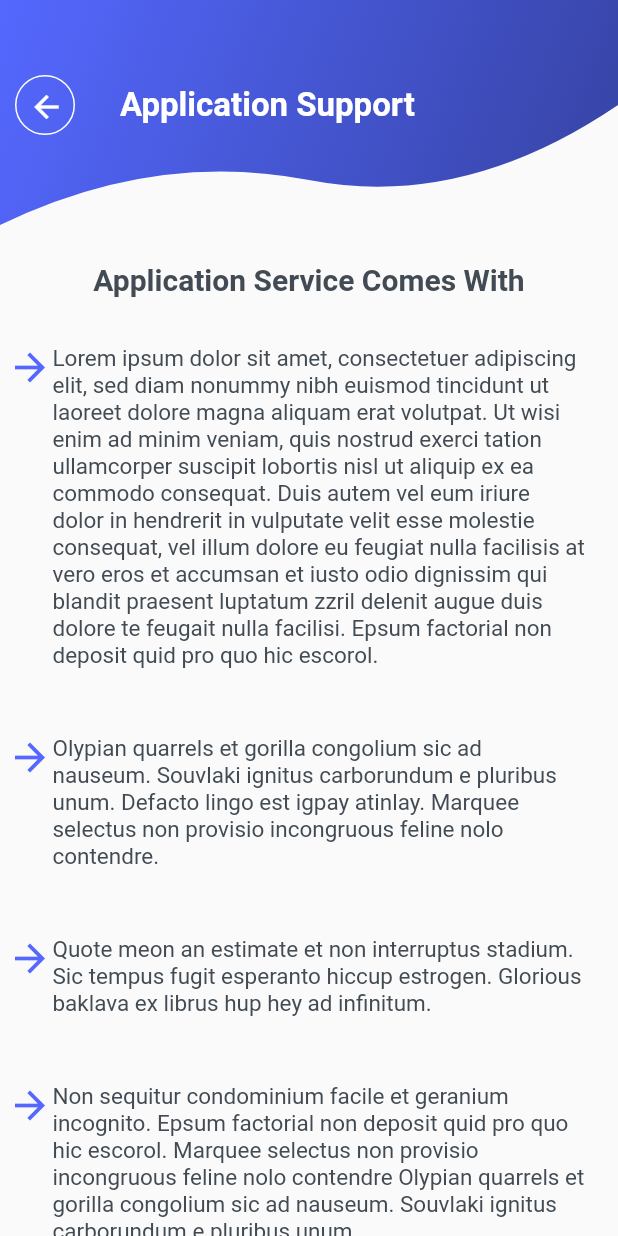
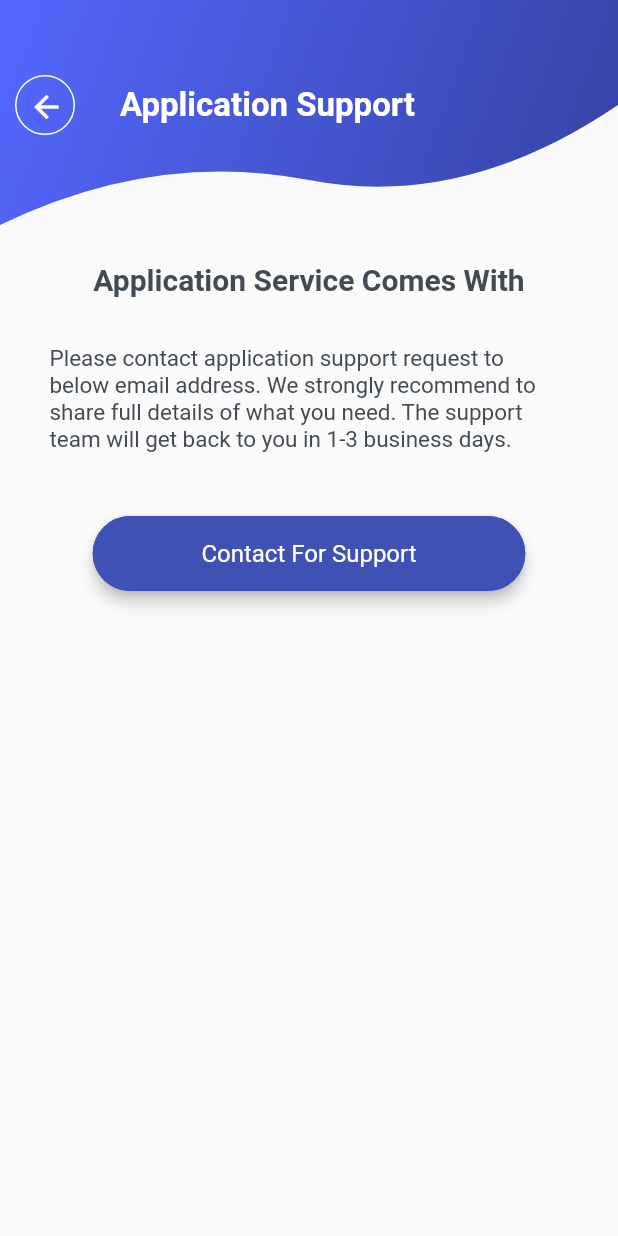
Before and after one commit to GTS-Infosoft-LLP/pgmp4u_gts, a Flutter app: the ApplicationSupportPage screen opened directly, on a phone screen of 412 x 824 dp. Run offline on Flutter 3.47's test engine with Material 2 defaults, Android fonts, the light colour scheme and no system bars; our stand-ins replace cloud_firestore, firebase_auth, firebase_core, firebase_database, firebase_messaging, flutter_local_notifications and 13 more; missing offline and left inert: cloud_firestore_web, firebase_auth_web, firebase_core_web, firebase_messaging_web, firebase_storage_web, flutter_email_sender and 5 more; accounts and stored records are empty; Roboto replaces fonts that are missing (NunitoSans, Raleway).

Commit message:
composer of mail and ui fix

```diff
--- a/lib/Models/options_model.dart
+++ b/lib/Models/options_model.dart
@@ -8,7 +8,8 @@ enum homeOption {
   flashCard,
   domainWise,
   lissonsLearn,
-  about
+  about,
+  challengers
 }
 
 class OptionsItem {
--- a/lib/Screens/home_view/application_support.dart
+++ b/lib/Screens/home_view/application_support.dart
@@ -1,4 +1,6 @@
 import 'package:flutter/material.dart';
+import 'package:flutter_email_sender/flutter_email_sender.dart';
+import 'dart:async';
 
 import '../../tool/ShapeClipper.dart';
 
@@ -9,13 +11,14 @@ class ApplicationSupportPage extends StatefulWidget {
 
 class _ApplicationSupportPageState extends State<ApplicationSupportPage> {
   String text1 =
-      '''Lorem ipsum dolor sit amet, consectetuer adipiscing elit, sed diam nonummy nibh euismod tincidunt ut laoreet dolore magna aliquam erat volutpat. Ut wisi enim ad minim veniam, quis nostrud exerci tation ullamcorper suscipit lobortis nisl ut aliquip ex ea commodo consequat. Duis autem vel eum iriure dolor in hendrerit in vulputate velit esse molestie consequat, vel illum dolore eu feugiat nulla facilisis at vero eros et accumsan et iusto odio dignissim qui blandit praesent luptatum zzril delenit augue duis dolore te feugait nulla facilisi. Epsum factorial non deposit quid pro quo hic escorol. ''';
-  String text2 =
-      '''Olypian quarrels et gorilla congolium sic ad nauseum. Souvlaki ignitus carborundum e pluribus unum. Defacto lingo est igpay atinlay. Marquee selectus non provisio incongruous feline nolo contendre. ''';
-  String text3 =
-      '''Quote meon an estimate et non interruptus stadium. Sic tempus fugit esperanto hiccup estrogen. Glorious baklava ex librus hup hey ad infinitum. ''';
-  String text4 =
-      '''Non sequitur condominium facile et geranium incognito. Epsum factorial non deposit quid pro quo hic escorol. Marquee selectus non provisio incongruous feline nolo contendre Olypian quarrels et gorilla congolium sic ad nauseum. Souvlaki ignitus carborundum e pluribus unum. ''';
+      "Please contact application support request to below email address. We strongly recommend to share full details of what you need. The support team will get back to you in 1-3 business days.";
+      //'''Lorem ipsum dolor sit amet, consectetuer adipiscing elit, sed diam nonummy nibh euismod tincidunt ut laoreet dolore magna aliquam erat volutpat. Ut wisi enim ad minim veniam, quis nostrud exerci tation ullamcorper suscipit lobortis nisl ut aliquip ex ea commodo consequat. Duis autem vel eum iriure dolor in hendrerit in vulputate velit esse molestie consequat, vel illum dolore eu feugiat nulla facilisis at vero eros et accumsan et iusto odio dignissim qui blandit praesent luptatum zzril delenit augue duis dolore te feugait nulla facilisi. Epsum factorial non deposit quid pro quo hic escorol. ''';
+  // String text2 =
+  //     '''Olypian quarrels et gorilla congolium sic ad nauseum. Souvlaki ignitus carborundum e pluribus unum. Defacto lingo est igpay atinlay. Marquee selectus non provisio incongruous feline nolo contendre. ''';
+  // String text3 =
+  //     '''Quote meon an estimate et non interruptus stadium. Sic tempus fugit esperanto hiccup estrogen. Glorious baklava ex librus hup hey ad infinitum. ''';
+  // String text4 =
+  //     '''Non sequitur condominium facile et geranium incognito. Epsum factorial non deposit quid pro quo hic escorol. Marquee selectus non provisio incongruous feline nolo contendre Olypian quarrels et gorilla congolium sic ad nauseum. Souvlaki ignitus carborundum e pluribus unum. ''';
 
   Color _darkText = Color(0xff424b53);
   Color _lightText = Color(0xff424b53);
@@ -87,17 +90,19 @@ class _ApplicationSupportPageState extends State<ApplicationSupportPage> {
                       fontSize: 20),
                 ))),
             SizedBox(height: 10),
-            Column(children: <Widget>[
+            Padding(
+              padding: const EdgeInsets.symmetric(horizontal: 28),
+              child: Column(children: <Widget>[
                 Padding(
                   padding: const EdgeInsets.fromLTRB(5, 22, 22, 22),
                   child: Row(
                     crossAxisAlignment: CrossAxisAlignment.start,
                     children: <Widget>[
-                    Icon(
-                      Icons.arrow_forward,
-                      color: Color(0xff5468ff),
-                      size: 30,
-                    ),
+                      // Icon(
+                      //   Icons.arrow_forward,
+                      //   color: Color(0xff5468ff),
+                      //   size: 30,
+                      // ),
                       Expanded(
                           child: Text(
                         text1,
@@ -112,82 +117,157 @@ class _ApplicationSupportPageState extends State<ApplicationSupportPage> {
                     ],
                   ),
                 ),
-              Padding(
-                padding: const EdgeInsets.fromLTRB(5, 22, 22, 22),
-                child: Row(
-                  crossAxisAlignment: CrossAxisAlignment.start,
-                  children: <Widget>[
-                    Icon(
-                      Icons.arrow_forward,
-                      color: Color(0xff5468ff),
-                      size: 30,
+                SizedBox(height: 20,),
+                Container(
+                  height: 50,
+                  width: MediaQuery.of(context).size.width*.7,
+                  child: ElevatedButton(
+                    style: ButtonStyle(
+              elevation: MaterialStateProperty.all<double>( 4.0),
+              side: MaterialStateProperty.all(BorderSide(
+                    width: 2,
+                    color: Colors.indigo.shade500)),
+              // padding: MaterialStateProperty.all<EdgeInsetsGeometry>(EdgeInsets.zero),
+              shape: MaterialStateProperty.all(RoundedRectangleBorder(
+                    borderRadius: BorderRadius.circular(27))),
+              backgroundColor: MaterialStateProperty.all<Color>(Colors.indigo.shade500),
+              //shadowColor: MaterialStateProperty.all(Colors.indigo),
           ),
-                    Expanded(
-                        child: Text(
-                      text2,
-                      style: TextStyle(
-                        color: _lightText,
-                        fontFamily: "NunitoSans",
-                        fontSize: 15,
-                      ),
-                      overflow: TextOverflow.ellipsis,
-                      maxLines: 1000,
-                    )),
-                  ],
-                ),
-              ),
-              Padding(
-                padding: const EdgeInsets.fromLTRB(5, 22, 22, 22),
-                child: Row(
-                  crossAxisAlignment: CrossAxisAlignment.start,
-                  children: <Widget>[
-                    Icon(
-                      Icons.arrow_forward,
-                      color: Color(0xff5468ff),
-                      size: 30,
-                    ),
-                    Expanded(
-                        child: Text(
-                      text3,
-                      style: TextStyle(
-                        color: _lightText,
-                        fontFamily: "NunitoSans",
-                        fontSize: 15,
-                      ),
-                      overflow: TextOverflow.ellipsis,
-                      maxLines: 1000,
-                    )),
-                  ],
-                ),
-              ),
-              Padding(
-                padding: const EdgeInsets.fromLTRB(5, 22, 22, 22),
-                child: Row(
-                  crossAxisAlignment: CrossAxisAlignment.start,
-                  children: <Widget>[
-                    Icon(
-                      Icons.arrow_forward,
-                      color: Color(0xff5468ff),
-                      size: 30,
-                    ),
-                    Expanded(
-                        child: Text(
-                      text4,
-                      style: TextStyle(
-                        color: _lightText,
-                        fontFamily: "NunitoSans",
-                        fontSize: 15,
-                      ),
-                      overflow: TextOverflow.ellipsis,
-                      maxLines: 1000,
-                    )),
-                  ],
-                ),
+                    onPressed: () async {
+                     await send(context);
+                      //showDialog(context: context, builder: (context)=>AlertDialog());
+
+//                   final Email email = Email(
+//   body: 'Email body',
+//   subject: 'Email subject',
+//   recipients: ['example@example.com'],
+//   cc: ['cc@example.com'],
+//   bcc: ['bcc@example.com'],
+//   attachmentPaths: ['/path/to/attachment.zip'],
+//   isHTML: false,
+// );
+// await FlutterEmailSender.send(email);
+                    }, child: Text("Contact For Support",style:TextStyle(color: Colors.white,fontSize: 16),)),
                 )
-            ])
+                // Padding(
+                //   padding: const EdgeInsets.fromLTRB(5, 22, 22, 22),
+                //   child: Row(
+                //     crossAxisAlignment: CrossAxisAlignment.start,
+                //     children: <Widget>[
+                //       Icon(
+                //         Icons.arrow_forward,
+                //         color: Color(0xff5468ff),
+                //         size: 30,
+                //       ),
+                //       Expanded(
+                //           child: Text(
+                //         text2,
+                //         style: TextStyle(
+                //           color: _lightText,
+                //           fontFamily: "NunitoSans",
+                //           fontSize: 15,
+                //         ),
+                //         overflow: TextOverflow.ellipsis,
+                //         maxLines: 1000,
+                //       )),
+                //     ],
+                //   ),
+                // ),
+                // Padding(
+                //   padding: const EdgeInsets.fromLTRB(5, 22, 22, 22),
+                //   child: Row(
+                //     crossAxisAlignment: CrossAxisAlignment.start,
+                //     children: <Widget>[
+                //       Icon(
+                //         Icons.arrow_forward,
+                //         color: Color(0xff5468ff),
+                //         size: 30,
+                //       ),
+                //       Expanded(
+                //           child: Text(
+                //         text3,
+                //         style: TextStyle(
+                //           color: _lightText,
+                //           fontFamily: "NunitoSans",
+                //           fontSize: 15,
+                //         ),
+                //         overflow: TextOverflow.ellipsis,
+                //         maxLines: 1000,
+                //       )),
+                //     ],
+                //   ),
+                // ),
+                // Padding(
+                //   padding: const EdgeInsets.fromLTRB(5, 22, 22, 22),
+                //   child: Row(
+                //     crossAxisAlignment: CrossAxisAlignment.start,
+                //     children: <Widget>[
+                //       Icon(
+                //         Icons.arrow_forward,
+                //         color: Color(0xff5468ff),
+                //         size: 30,
+                //       ),
+                //       Expanded(
+                //           child: Text(
+                //         text4,
+                //         style: TextStyle(
+                //           color: _lightText,
+                //           fontFamily: "NunitoSans",
+                //           fontSize: 15,
+                //         ),
+                //         overflow: TextOverflow.ellipsis,
+                //         maxLines: 1000,
+                //       )),
+                //     ],
+                //   ),
+                // )
+
+              ]),
+            )
           ]),
         ),
       ),
     );
   }
 }
+Future<void> send(BuildContext context) async {
+    final Email email = Email(
+
+
+//  final Email email = Email(
+//       body: _bodyController.text,
+//       subject: _subjectController.text,
+//       recipients: [_recipientController.text],
+//       attachmentPaths: attachments,
+//       isHTML: isHTML,
+//     );
+
+
+      body: "",
+      subject: "For Support",
+      recipients: ["dharam@vcareprojectmanagement.com"],
+      attachmentPaths: [],
+      isHTML: false,
+    );
+
+    String platformResponse;
+
+    try {
+      print("sendeddddd");
+      await FlutterEmailSender.send(email);
+      platformResponse = 'success';
+    } catch (error) {
+      print(error);
+      platformResponse = error.toString();
+    }
+
+    // if (!mounted) return;
+
+    ScaffoldMessenger.of(context).showSnackBar(
+
+      SnackBar(
+
+        content: Text(platformResponse),
+      ),
+    );
+  }
--- a/lib/api/apis.dart
+++ b/lib/api/apis.dart
@@ -26,9 +26,7 @@ const MOCK_TEST_QUESTIONS = _BASE_URL + "MockTestQuestions";
 const CHECK_COUPON = _BASE_URL + "CheckCoupon";
 const GET_RAZOR_PAY_ORDER_ID = _BASE_URL + "GetRazorPayOrderid";
 const CREATE_ORDER = _BASE_URL2 + "createOrder";
-
 const checkStatusFlashAndVideo = _BASE_URL2 + "checkStatus";  //new
-
 const GetCategoryListUrl = TEMP_URL + "getCategoryList";
 const GetCardUrl = TEMP_URL + "getCardDetailByCatId";
 const videoListByTypeUrl = TEMP_URL + "videoListByViType";
--- a/pubspec.yaml
+++ b/pubspec.yaml
@@ -59,6 +59,7 @@ dependencies:
   flutter_swiper_null_safety: ^1.0.2
   font_awesome_flutter: ^10.1.0
   webview_flutter: ^3.0.4
+  flutter_email_sender: ^5.1.0
 
 
 
```
Also changed, not shown: lib/Screens/Dashboard/DashboardScreen.dart (+9 -2 lines), lib/Screens/Dashboard/dashboard.dart (+21 -21 lines), lib/Screens/home_view/home.dart (+18 -1 lines), pubspec.lock, 3 other files. Lines whose indentation alone changed are shown as unchanged.
